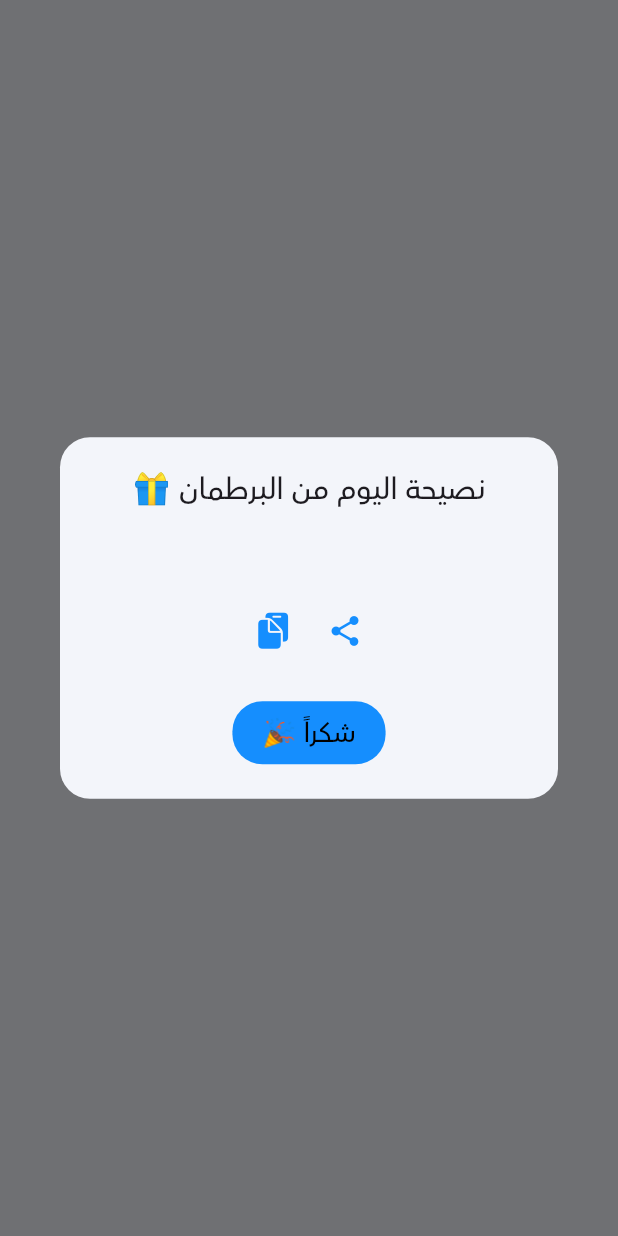
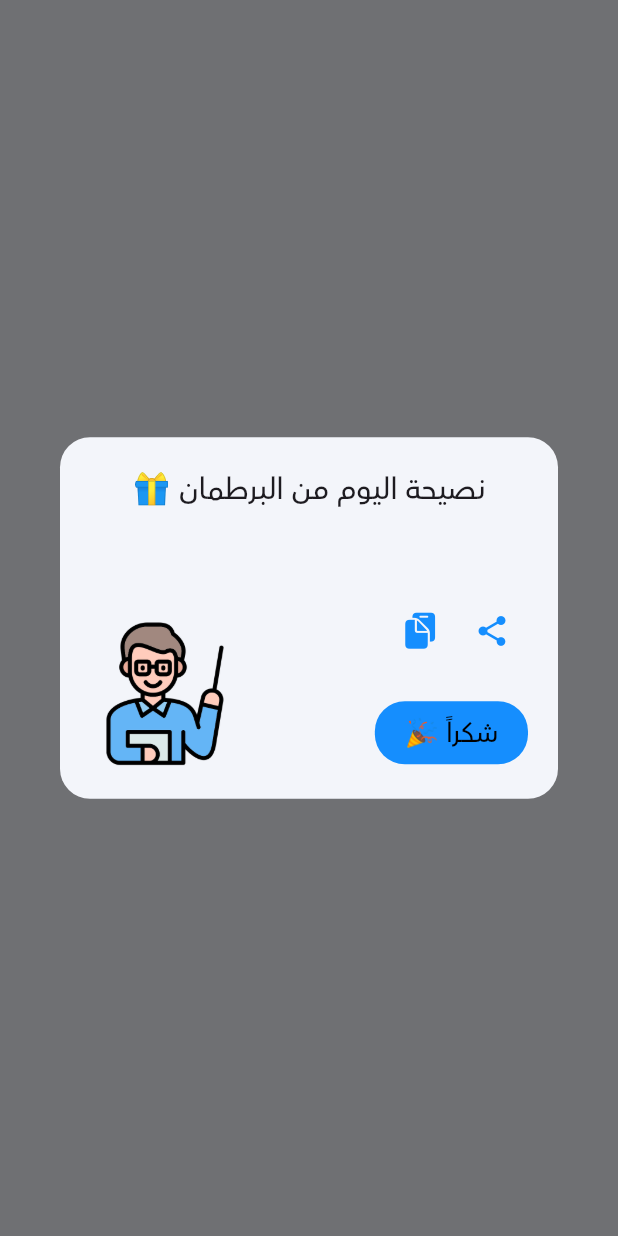
Before and after one commit to WalidFekry/Happiness-Jar, a Flutter app: what show() shows on an empty page, opened directly with empty values, on a phone screen of 412 x 824 dp. Run offline on Flutter 3.47's test engine with Material 3 defaults, Android fonts, the phone set to English and light mode, and no system bars; our stand-ins replace dio, easy_localization, firebase_core, firebase_messaging, get_it, iconly and 11 more; missing offline and left inert: app_settings, clipboard, dart:ffi; accounts and stored records are empty; network calls fail.

Commit message:
Update today_advice_dialog.dart

```diff
--- a/lib/services/assets_manager.dart
+++ b/lib/services/assets_manager.dart
@@ -10,5 +10,6 @@ class AssetsManager {
   static const String imageJar30 = "$imagesPath/jar_30.png";
   static const String giftBox = "$iconsPath/giftbox.png";
   static const String openBox = "$animationPath/open_box.json";
+  static const String teacher = "$imagesPath/teacher.png";
 
 }
--- a/lib/view/screens/home/widgets/today_advice_dialog.dart
+++ b/lib/view/screens/home/widgets/today_advice_dialog.dart
@@ -3,6 +3,7 @@ import 'package:clipboard/clipboard.dart';
 import 'package:flutter/cupertino.dart';
 import 'package:flutter/material.dart';
 import 'package:happiness_jar/locator.dart';
+import 'package:happiness_jar/services/assets_manager.dart';
 import 'package:happiness_jar/services/shared_pref_services.dart';
 import 'package:share_plus/share_plus.dart';
 import '../../../../consts/shared_preferences_constants.dart';
@@ -21,7 +22,9 @@ class TodayAdviceDialog {
           shape: RoundedRectangleBorder(
             borderRadius: BorderRadius.circular(20),),
           child: Padding(padding: const EdgeInsets.all(20.0),
-            child: Column(mainAxisSize: MainAxisSize.min,
+            child: Stack(
+              children: [
+              Column(mainAxisSize: MainAxisSize.min,
               children: [
                 const SubtitleTextWidget(label: "نصيحة اليوم من البرطمان 🎁",
                   textAlign: TextAlign.center,),
@@ -29,7 +32,7 @@ class TodayAdviceDialog {
                 ContentTextWidget(label: body, textAlign: TextAlign.center,),
                 const SizedBox(height: 10),
                 Row(
-                  mainAxisAlignment: MainAxisAlignment.center,
+                  mainAxisAlignment: MainAxisAlignment.start,
                   children: [
                     IconButton(onPressed: () async => await Share.share(
                         '$body \n\n من تطبيق برطمان السعادة 💙'),
@@ -48,6 +51,9 @@ class TodayAdviceDialog {
                           .color,),),
                   ],),
                 const SizedBox(height: 20),
+                Row(
+                  mainAxisAlignment: MainAxisAlignment.start,
+                  children: [
                     TextButton(onPressed: () async {
                       await prefs.saveString(
                           SharedPrefsConstants.GET_TODAY_ADVICE_TIME,
@@ -65,7 +71,20 @@ class TodayAdviceDialog {
                       child: SubtitleTextWidget(label: "شكراً 🎉", color: Theme
                           .of(context)
                           .primaryColor, fontSize: 18,),),
-              ],),),),);
+                  ],
+                ),
+              ],),
+                Positioned(
+                  left: 0,
+                  bottom: 0,
+                  child: Image.asset(
+                    AssetsManager.teacher, // ضع هنا صورة المعلم الذي يشير بالعصا
+                    width: 100,
+                  ),
+                ),
+              ]
+               ,),
+            ),),);
   }
 
 }
--- a/pubspec.yaml
+++ b/pubspec.yaml
@@ -16,7 +16,7 @@ publish_to: 'none' # Remove this line if you wish to publish to pub.dev
 # https://developer.apple.com/library/archive/documentation/General/Reference/InfoPlistKeyReference/Articles/CoreFoundationKeys.html
 # In Windows, build-name is used as the major, minor, and patch parts
 # of the product and file versions while build-number is used as the build suffix.
-version: 1.0.4+4
+version: 1.0.5+5
 
 environment:
   sdk: '>=3.2.3 <4.0.0'
```
Also changed, not shown: assets/images/teacher.png (added). Lines whose indentation alone changed are shown as unchanged.
